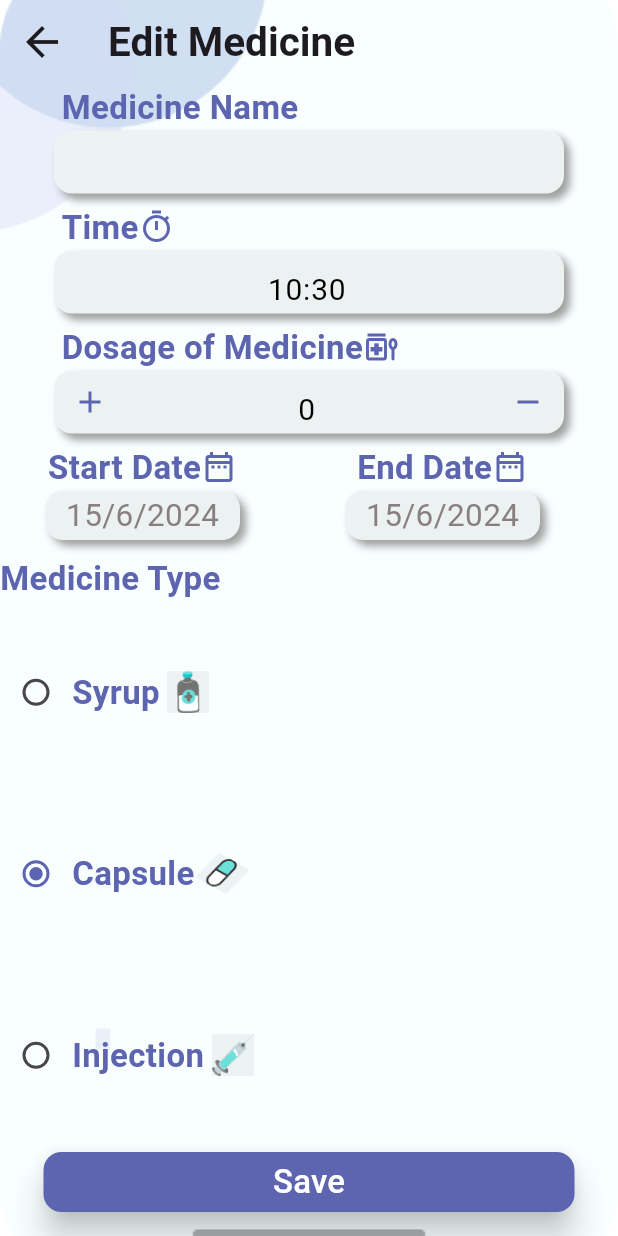
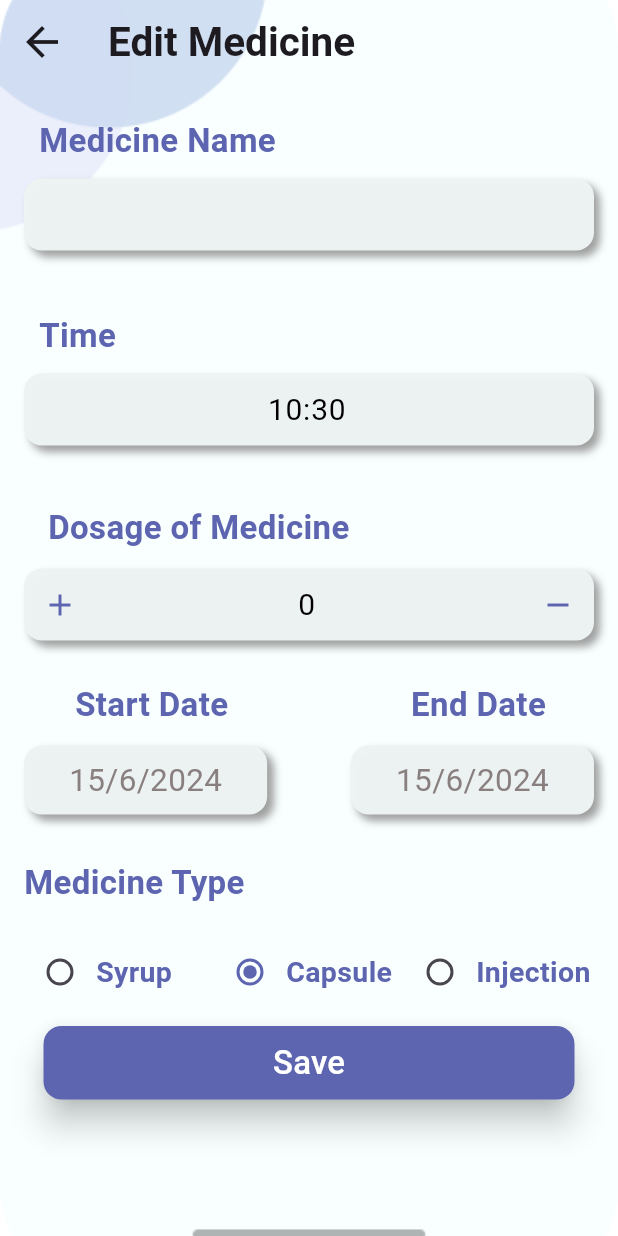
Before and after one commit to JailanMedhatt/MedicalReminder1, a Flutter app: the EditMedicine screen opened directly with empty values, on a phone screen of 412 x 824 dp. Run offline on Flutter 3.47's test engine with Material 3 defaults, Android fonts, the phone set to English and light mode, and no system bars; our stand-ins replace awesome_notifications, calendar_timeline, cloud_firestore, date_field, file_picker, firebase_auth and 12 more; missing offline and left inert: easy_pdf_viewer, encrypt, flutter_timeline_calendar, magnifying_glass; accounts and stored records are empty; generated files the repository leaves out were written again.

Commit message:
edit medicine ui

```diff
--- a/lib/CustomWidgets/DateEditRow.dart
+++ b/lib/CustomWidgets/DateEditRow.dart
@@ -16,14 +16,14 @@ class DateEditRow extends StatelessWidget {
     var listProvider = Provider.of<ListProvider>(context);
     return Row(
       children: [
-        SizedBox(
-          width: 30,
-        ),
+
         Column(
           children: [
             Row(
               children: [
-                Text(
+                Padding(
+                  padding: const EdgeInsets.only(left: 8.0,bottom: 12),
+                  child: Text(
                     title,
                     // 'Start Date',
                     style: TextStyle(
@@ -34,12 +34,6 @@ class DateEditRow extends StatelessWidget {
                         Color(0xff5D65B0),
                         fontWeight: FontWeight.w600),
                   ),
-                Icon(
-                  Icons.date_range_outlined,
-                  color:listProvider.isDarkMode()?
-                  MyTheme.whiteColor
-                      :
-                  Color(0xff5D65B0),
                 ),
               ],
             ),
@@ -61,9 +55,11 @@ class DateEditRow extends StatelessWidget {
                   ),
                 ],
               ),
-              width: 130,
-              height: 33,
+              //width: 130,
+              //height: 33,
               child: Center(
+                child: Padding(
+                  padding: EdgeInsets.symmetric(horizontal: 30.0,vertical: 8),
                   child: Text(
                     date,
                     // '${selectedDate1.day}/${selectedDate1.month}/${selectedDate1.year}',
@@ -75,6 +71,7 @@ class DateEditRow extends StatelessWidget {
                   ),
                 ),
               ),
+            ),
           ],
         ),
       ],
--- a/lib/CustomWidgets/check MedType.dart
+++ b/lib/CustomWidgets/check MedType.dart
@@ -19,11 +19,11 @@ class _CheckMedTypeState extends State<CheckMedType> {
   List medTYPE = [
     {
       'label': 'Syrup',
-      'IMG': 'assets/images/Syrup.png',
+
       'value': 1,
     },
-    {'label': 'Capsule', 'IMG': 'assets/images/Pills.png', 'value': 2},
-    {'label': 'Injection', 'IMG': 'assets/images/Syringe.png', 'value': 3}
+    {'label': 'Capsule',  'value': 2},
+    {'label': 'Injection',  'value': 3}
   ];
 
   @override
@@ -54,12 +54,15 @@ class _CheckMedTypeState extends State<CheckMedType> {
     var myProvider = Provider.of<ListProvider>(context);
     listProvider = Provider.of<ReminderListProvider>(context);
     return Flexible(
-      fit: FlexFit.tight,
-      child: Column(
+      //fit: FlexFit.tight,
+      child: Padding(
+        padding: const EdgeInsets.symmetric(horizontal: 16.0, vertical: 12),
+        child: Row(
           children: <Widget>[
             for (var item in medTYPE)
               Expanded(
                 child: Row(
+
                   children: [
                     Radio(
                       activeColor: myProvider.isDarkMode()?
@@ -78,7 +81,7 @@ class _CheckMedTypeState extends State<CheckMedType> {
                     Text(
                       item['label'],
                       style: TextStyle(
-                      fontSize: 22,
+                        fontSize: 19,
                         color:  myProvider.isDarkMode()?
                         MyTheme.whiteColor
                             :
@@ -86,16 +89,13 @@ class _CheckMedTypeState extends State<CheckMedType> {
                         fontWeight: FontWeight.w600,
                       ),
                     ),
-                  Image.asset(
-                    item['IMG'],
-                    width: 38,
-                    height: 28,
-                  ),
+
                   ],
                 ),
               ),
           ],
         ),
+      ),
     );
   }
 }
--- a/lib/CustomWidgets/edit TxtF.dart
+++ b/lib/CustomWidgets/edit TxtF.dart
@@ -24,10 +24,12 @@ class EditTxtF extends StatelessWidget {
     return Column(
       children: [
         Container(
-          width: 330,
+          //width: 330,
           child: Row(
             children: [
-              Text(
+              Padding(
+                padding: const EdgeInsets.all(10.0),
+                child: Text(
                   title,
                   style: TextStyle(
                       fontSize: 22,
@@ -37,13 +39,14 @@ class EditTxtF extends StatelessWidget {
                       Color(0xff5D65B0),
                       fontWeight: FontWeight.w600),
                 ),
-              Icon(
-                iconTitle,
-                color: listProvider.isDarkMode() ?
-                MyTheme.whiteColor
-                    :
-                Color(0xff5D65B0),
-              )
+              ),
+              // Icon(
+              //   iconTitle,
+              //   color: listProvider.isDarkMode() ?
+              //   MyTheme.whiteColor
+              //       :
+              //   Color(0xff5D65B0),
+              // )
             ],
           ),
         ),
@@ -66,8 +69,8 @@ class EditTxtF extends StatelessWidget {
             ],
           ),
           //Type TextField
-          width: width ?? 340,
-          height: 42,
+          //width: width ?? 340,
+          //height: 42,
           child: TextFormField(
             validator: (text) {
               if (text == null || text.isEmpty) {
--- a/lib/UI/Appointemnt.dart
+++ b/lib/UI/Appointemnt.dart
@@ -97,7 +97,7 @@ class _TaskListTabState extends State<TaskListTab> {
                   MyProvider.appointmentList.isEmpty ?
                   Container(child: Column(
                     children: [
-                      Image.asset("assets/images/noapp2.jpg"),
+                      Image.asset("assets/images/alaRM.png"),
                       Center(child: Text("There is no appointmnet added for today",
                         style: TextStyle(fontWeight: FontWeight.bold,fontSize: 17),)),
                     ],
--- a/lib/UI/Edit Medicine.dart
+++ b/lib/UI/Edit Medicine.dart
@@ -72,18 +72,27 @@ class _EditMedicineState extends State<EditMedicine> {
           child: Column(
             crossAxisAlignment: CrossAxisAlignment.stretch,
             children: [
-              EditTxtF(
+              Padding(
+                padding: const EdgeInsets.symmetric(horizontal: 16.0,vertical: 12),
+                child: EditTxtF(
                   title: AppLocalizations.of(context)!.medicine_Name,
                   controller: mednamecontroller,
                 ),
-              EditTxtF(
+              ),
+              Padding(
+                padding: const EdgeInsets.symmetric(horizontal: 16.0,vertical: 12),
+                child: EditTxtF(
                   title: AppLocalizations.of(context)!.time,
                   controller: timecontroller,
                   iconTitle: Icons.timer_outlined,
                   keyBoard: TextInputType.numberWithOptions(),
                 ),
+              ),
               DoseTxtF(controller: dosagecontroller),
-              Row(
+              Padding(
+                padding: const EdgeInsets.symmetric(horizontal: 16.0,vertical: 12),
+                child: Row(
+                  mainAxisAlignment: MainAxisAlignment.spaceBetween,
                   children: [
                     InkWell(
                         onTap: () {
@@ -94,9 +103,7 @@ class _EditMedicineState extends State<EditMedicine> {
                           date:
                               '${selectedDate1.day}/${selectedDate1.month}/${selectedDate1.year}',
                         )),
-                  SizedBox(
-                    width: 40,
-                  ),
+
                     InkWell(
                         onTap: () {
                           showCalendar2();
@@ -108,10 +115,13 @@ class _EditMedicineState extends State<EditMedicine> {
                         ))
                   ],
                 ),
+              ),
               SizedBox(
                 height: 10,
               ),
-              Text(
+              Padding(
+                padding: const EdgeInsets.symmetric(horizontal: 16.0,vertical: 8),
+                child: Text(
                   AppLocalizations.of(context)!.medicine_Type,
                   style: TextStyle(
                       fontSize: 22,
@@ -121,6 +131,7 @@ class _EditMedicineState extends State<EditMedicine> {
                           :
                       Color(0xff5D65B0),
                       fontWeight: FontWeight.w600),
+                ),
               ),
               CheckMedType(),
               Padding(
@@ -140,9 +151,12 @@ class _EditMedicineState extends State<EditMedicine> {
                           RoundedRectangleBorder(
                         borderRadius: BorderRadius.circular(12.0),
                       ))),
+                  child: Padding(
+                    padding: const EdgeInsets.all(6.0),
                     child: Text(
                       AppLocalizations.of(context)!.save,
                       style: TextStyle(fontSize: 22),
+                    ),
                   ),
                 ),
               )
--- a/lib/UI/Scedhule.dart
+++ b/lib/UI/Scedhule.dart
@@ -127,7 +127,7 @@ class _SchadualePageState extends State<SchadualePage> {
                                 padding: EdgeInsets.symmetric(horizontal: 11, vertical: 2),
                                 child: Material(
                                   color: Colors.transparent,
-                                  elevation: 18,
+                                  elevation: 0,
                                   child: SizedBox(
                                     height: 45.0,
                                     child: TextFormField(
--- a/lib/UI/TipsPage.dart
+++ b/lib/UI/TipsPage.dart
@@ -46,7 +46,7 @@ class _TipsPageState extends State<TipsPage> {
   }
   ValueNotifier<int> diameter = ValueNotifier(150);
   ValueNotifier<double> distortion = ValueNotifier(2.0);
-  ValueNotifier<double> magnification = ValueNotifier(1.2);
+  ValueNotifier<double> magnification = ValueNotifier(1.5);
   ValueNotifier<GlassPosition> glassPosition =
   ValueNotifier(GlassPosition.touchPosition);
   @override
--- a/lib/UI/dosageTxtField.dart
+++ b/lib/UI/dosageTxtField.dart
@@ -20,13 +20,17 @@ class DoseTxtF extends StatelessWidget {
   @override
   Widget build(BuildContext context) {
     var listProvider =  Provider.of<ListProvider>(context);
-    return Column(
+    return Padding(
+      padding: const EdgeInsets.symmetric(horizontal: 16.0,vertical: 8),
+      child: Column(
         children: [
           Container(
-          width: 330,
+           // width: 330,
             child: Row(
               children: [
-              Text(
+                Padding(
+                  padding: const EdgeInsets.symmetric(horizontal: 16.0,vertical: 12),
+                  child: Text(
                     AppLocalizations.of(context)!.dosage_Medicine,
                     style: TextStyle(
                       fontSize: 22,
@@ -37,13 +41,8 @@ class DoseTxtF extends StatelessWidget {
                       fontWeight: FontWeight.w600,
                     ),
                   ),
-              Icon(
-                Icons.medication_liquid_sharp,
-                color: listProvider.isDarkMode()?
-                MyTheme.whiteColor
-                    :
-                Color(0xff5D65B0),
                 ),
+
               ],
             ),
           ),
@@ -65,8 +64,8 @@ class DoseTxtF extends StatelessWidget {
                 ),
               ],
             ),
-          width: width ?? 340,
-          height: 42,
+           // width: width ?? 340,
+           // height: 42,
             child: Row(
               children: [
                 IconButton(
@@ -131,6 +130,7 @@ class DoseTxtF extends StatelessWidget {
             height: 7,
           )
         ],
+      ),
     );
   }
 }
```
Also changed, not shown: assets/images/alaRM.png (added). Lines whose indentation alone changed are shown as unchanged.
